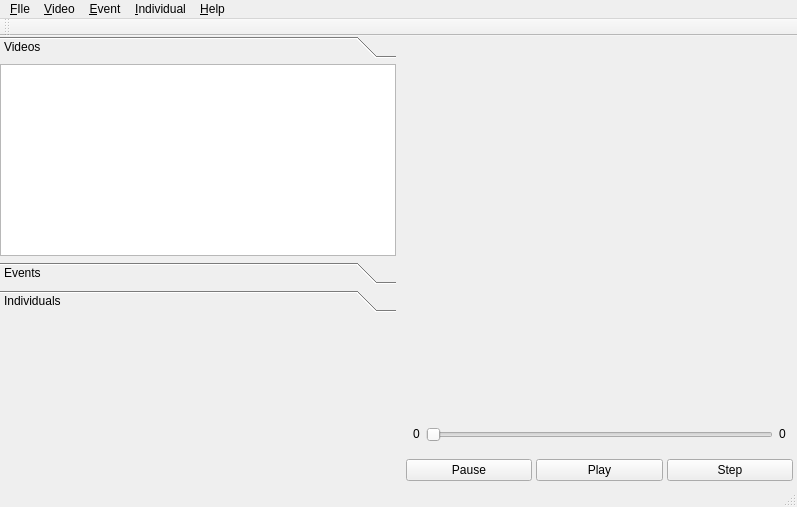
Before: the Qt Designer form src/GUI/mainwindow.ui in BioFoV/BioFoV, drawn with Qt 5.
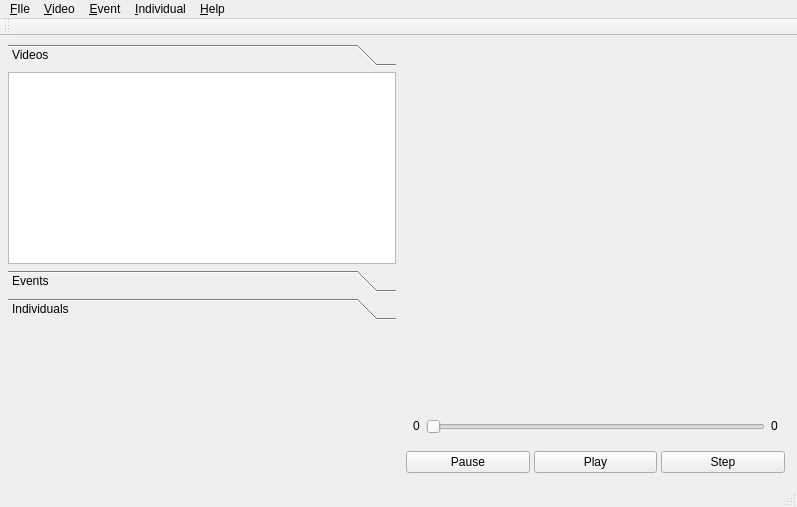
After: the same form once the commit is applied.

Commit message: Chananged add_video_file function name and some minor UI tweaks

```diff
--- a/src/GUI/mainwindow.ui
+++ b/src/GUI/mainwindow.ui
@@ -16,16 +16,16 @@
   <widget class="QWidget" name="centralWidget">
    <layout class="QHBoxLayout" name="horizontalLayout">
     <property name="leftMargin">
-     <number>0</number>
+     <number>8</number>
     </property>
     <property name="topMargin">
-     <number>0</number>
+     <number>8</number>
     </property>
     <property name="rightMargin">
-     <number>0</number>
+     <number>8</number>
     </property>
     <property name="bottomMargin">
-     <number>0</number>
+     <number>8</number>
     </property>
     <item>
      <layout class="QVBoxLayout" name="verticalLayoutLeft">
@@ -39,7 +39,7 @@
           <rect>
            <x>0</x>
            <y>0</y>
-           <width>394</width>
+           <width>386</width>
            <height>192</height>
           </rect>
          </property>
```
Left out of the diff: 44 changed lines with no effect on the pictures. The commit also changes 2 other files.
